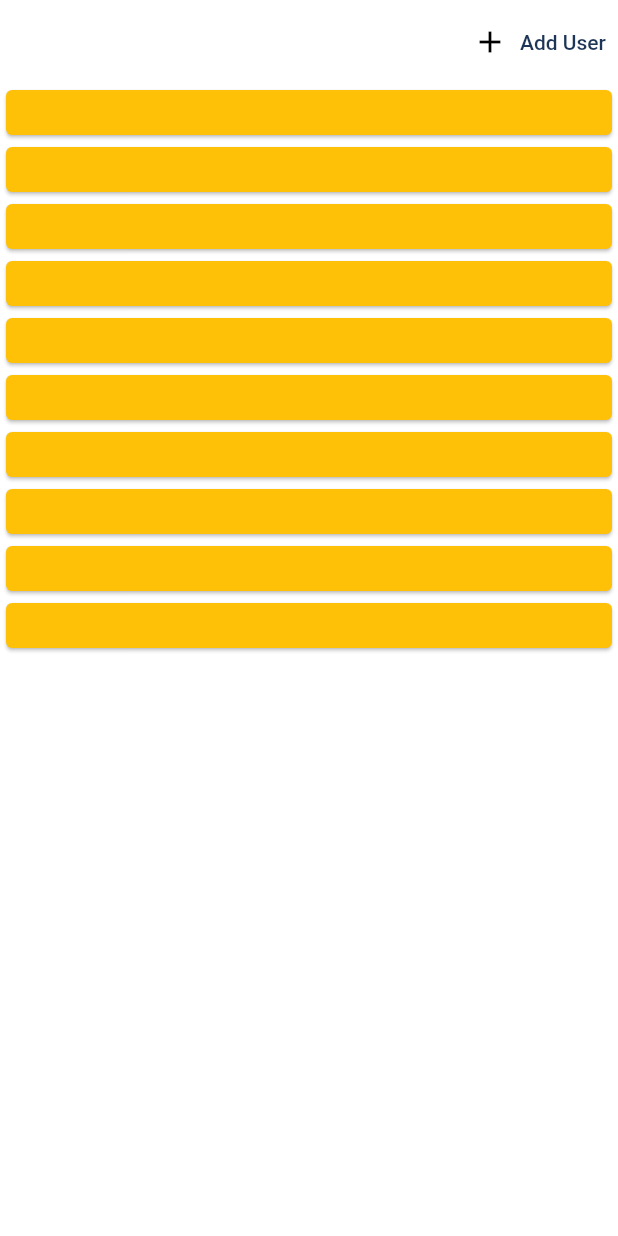
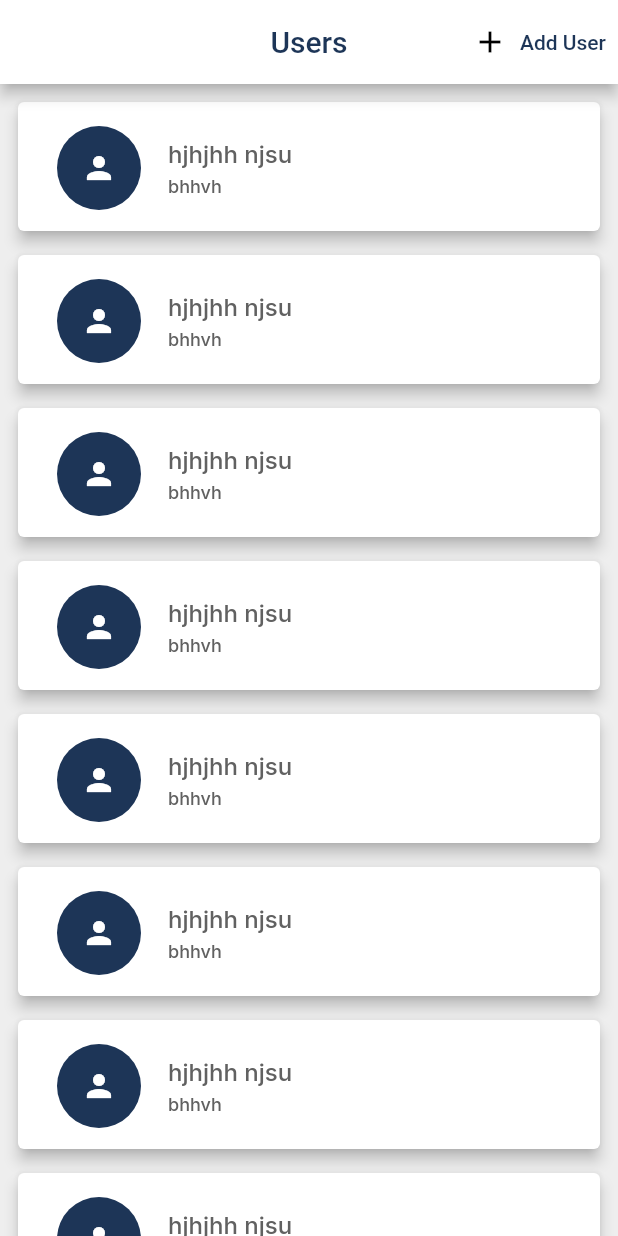
Before and after one commit to amrith-nath/Edeya_weather, a Flutter app: the ScreenHome screen opened directly, on a phone screen of 412 x 824 dp. Run offline on Flutter 3.47's test engine with Material 2 defaults, Android fonts, the phone set to English and light mode, and no system bars; drawn by our look-alikes of flutter_slidable; our stand-ins replace animate_do, animated_text_kit, flutter_svg, google_fonts, hive, hive_flutter and 4 more; accounts and stored records are empty.

```diff
--- /dev/null
+++ b/lib/domine/db/user/user_model.dart
@@ -0,0 +1,14 @@
+import 'package:hive/hive.dart';
+part 'user_model.g.dart';
+
+@HiveType(typeId: 0)
+class UserModel {
+  UserModel({required this.name, required this.lastName, required this.email});
+
+  @HiveField(0)
+  final String name;
+  @HiveField(1)
+  final String lastName;
+  @HiveField(2)
+  final String email;
+}
--- a/lib/presentation/core/fonts/fonts.dart
+++ b/lib/presentation/core/fonts/fonts.dart
@@ -57,6 +57,18 @@ class GoogleFont {
     color: kgreytextColor,
   );
 
+  static final TextStyle userNameStyle = GoogleFonts.inter(
+    fontSize: 16,
+    fontWeight: FontWeight.w500,
+    color: kgreytextColor,
+  );
+
+  static final TextStyle userEmailStyle = GoogleFonts.inter(
+    fontSize: 12,
+    fontWeight: FontWeight.w500,
+    color: kgreytextColor,
+  );
+
   static final TextStyle onboardTitleStyle = GoogleFonts.robotoCondensed(
     fontSize: 40,
     fontWeight: FontWeight.w500,
--- a/lib/presentation/screens/home/screen_home.dart
+++ b/lib/presentation/screens/home/screen_home.dart
@@ -1,6 +1,9 @@
 import 'package:flutter/material.dart';
+import 'package:flutter_slidable/flutter_slidable.dart';
 
+import '../../../domine/db/user/user_model.dart';
 import '../../core/colors/colors.dart';
+import '../../core/fonts/fonts.dart';
 
 class ScreenHome extends StatelessWidget {
   const ScreenHome({super.key});
@@ -8,7 +11,14 @@ class ScreenHome extends StatelessWidget {
   @override
   Widget build(BuildContext context) {
     return Scaffold(
+      backgroundColor: Colors.grey.shade200,
       appBar: AppBar(
+        title: const Text(
+          'Users',
+          style: TextStyle(color: kButtonColor),
+        ),
+        centerTitle: true,
+        elevation: 4,
         actions: <Widget>[
           TextButton.icon(
             onPressed: () {},
@@ -29,15 +39,59 @@ class ScreenHome extends StatelessWidget {
         children: <Widget>[
           Expanded(
             child: ListView.builder(
+                physics: const BouncingScrollPhysics(),
                 itemCount: 10,
                 shrinkWrap: true,
-                itemBuilder: (BuildContext context, int index) => Card(
-                      color: Colors.amber,
-                      child: SizedBox(height: 30, child: ListTile()),
+                itemBuilder: (BuildContext context, int index) => Padding(
+                      padding:
+                          const EdgeInsets.only(top: 8.0, left: 8, right: 8),
+                      child: Card(
+                        color: kWhite,
+                        elevation: 4,
+                        child: Slidable(
+                          key: Key(
+                            'dismissable $index',
+                          ),
+                          child: userListTile(
+                            user: UserModel(
+                                name: 'hjhjhh',
+                                lastName: 'njsu',
+                                email: 'bhhvh'),
+                          ),
+                        ),
+                      ),
                     )),
           )
         ],
       ),
     );
   }
+
+  Padding userListTile({required UserModel user}) {
+    return Padding(
+      padding: const EdgeInsets.all(8.0),
+      child: SizedBox(
+          height: 70,
+          child: Center(
+            child: ListTile(
+              leading: const CircleAvatar(
+                backgroundColor: kButtonColor,
+                radius: 30,
+                child: Icon(
+                  Icons.person,
+                  color: kWhite,
+                ),
+              ),
+              title: Text(
+                '${user.name} ${user.lastName}',
+                style: GoogleFont.userNameStyle,
+              ),
+              subtitle: Text(
+                user.email,
+                style: GoogleFont.userEmailStyle,
+              ),
+            ),
+          )),
+    );
+  }
 }
```
Also changed, not shown: lib/domine/db/db_functions.dart (added, +14 -0 lines), lib/main.dart (+9 -1 lines), lib/presentation/screens/login/screen_login.dart (+8 -6 lines), lib/presentation/screens/splash/screen_splash.dart (+39 -18 lines), pubspec.yaml (+8 -1 lines), lib/domine/db/user/user_model.g.dart (added), pubspec.lock, 1 other file.
